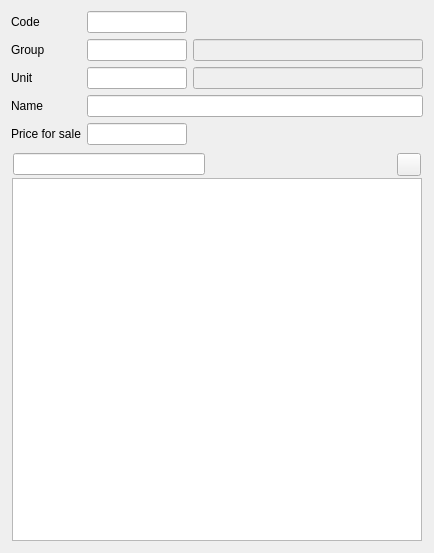
This is Editors/ce5goods.ui in End1-1/Cafe5 as Qt 5 draws it before an edit. The edited form follows.
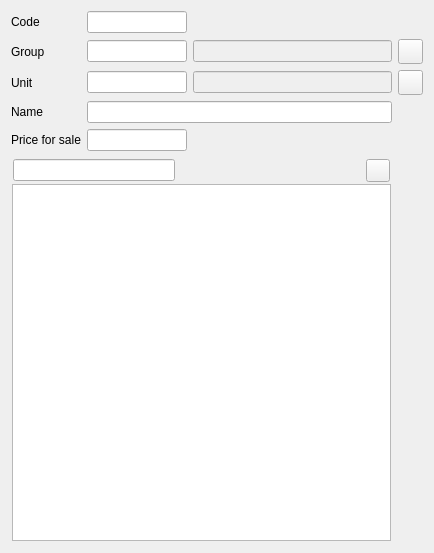
This is the edited form. Icons and pictures are not drawn. Custom widgets are drawn as their Qt base class.

The edit to the form file:
```diff
--- a/Editors/ce5goods.ui
+++ b/Editors/ce5goods.ui
@@ -14,6 +14,66 @@
    <string>Form</string>
   </property>
   <layout class="QGridLayout" name="gridLayout">
+   <item row="3" column="2">
+    <widget class="C5LineEditWithSelector" name="leUnitName">
+     <property name="enabled">
+      <bool>false</bool>
+     </property>
+     <property name="FieldRef" stdset="0">
+      <string>f_unitname</string>
+     </property>
+    </widget>
+   </item>
+   <item row="4" column="0">
+    <widget class="QLabel" name="label_4">
+     <property name="text">
+      <string>Name</string>
+     </property>
+    </widget>
+   </item>
+   <item row="5" column="0">
+    <widget class="QLabel" name="label_5">
+     <property name="text">
+      <string>Price for sale</string>
+     </property>
+    </widget>
+   </item>
+   <item row="4" column="1" colspan="2">
+    <widget class="C5LineEditWithSelector" name="lineEdit_4">
+     <property name="Field" stdset="0">
+      <string>f_name</string>
+     </property>
+     <property name="Type" stdset="0">
+      <string>0</string>
+     </property>
+     <property name="Check" stdset="0">
+      <string>empty=&quot;Name&quot;</string>
+     </property>
+    </widget>
+   </item>
+   <item row="1" column="0">
+    <widget class="QLabel" name="label_2">
+     <property name="text">
+      <string>Group</string>
+     </property>
+    </widget>
+   </item>
+   <item row="5" column="1">
+    <widget class="C5LineEditWithSelector" name="lineEdit_5">
+     <property name="maximumSize">
+      <size>
+       <width>100</width>
+       <height>16777215</height>
+      </size>
+     </property>
+     <property name="Field" stdset="0">
+      <string>f_saleprice</string>
+     </property>
+     <property name="Type" stdset="0">
+      <string>2</string>
+     </property>
+    </widget>
+   </item>
    <item row="0" column="0">
     <widget class="QLabel" name="label">
      <property name="text">
@@ -21,6 +81,32 @@
      </property>
     </widget>
    </item>
+   <item row="3" column="1">
+    <widget class="C5LineEditWithSelector" name="leUnit">
+     <property name="maximumSize">
+      <size>
+       <width>100</width>
+       <height>16777215</height>
+      </size>
+     </property>
+     <property name="Field" stdset="0">
+      <string>f_unit</string>
+     </property>
+     <property name="Type" stdset="0">
+      <string>1</string>
+     </property>
+    </widget>
+   </item>
+   <item row="1" column="2">
+    <widget class="C5LineEditWithSelector" name="leGroupName">
+     <property name="enabled">
+      <bool>false</bool>
+     </property>
+     <property name="FieldRef" stdset="0">
+      <string>f_groupname</string>
+     </property>
+    </widget>
+   </item>
    <item row="1" column="1">
     <widget class="C5LineEditWithSelector" name="leGroup">
      <property name="maximumSize">
@@ -40,39 +126,13 @@
      </property>
     </widget>
    </item>
-   <item row="2" column="0">
+   <item row="3" column="0">
     <widget class="QLabel" name="label_3">
      <property name="text">
       <string>Unit</string>
      </property>
     </widget>
    </item>
-   <item row="2" column="1">
-    <widget class="C5LineEditWithSelector" name="leUnit">
-     <property name="maximumSize">
-      <size>
-       <width>100</width>
-       <height>16777215</height>
-      </size>
-     </property>
-     <property name="Field" stdset="0">
-      <string>f_unit</string>
-     </property>
-     <property name="Type" stdset="0">
-      <string>1</string>
-     </property>
-    </widget>
-   </item>
-   <item row="1" column="2">
-    <widget class="C5LineEditWithSelector" name="leGroupName">
-     <property name="enabled">
-      <bool>false</bool>
-     </property>
-     <property name="FieldRef" stdset="0">
-      <string>f_groupname</string>
-     </property>
-    </widget>
-   </item>
    <item row="0" column="1">
     <widget class="C5LineEditWithSelector" name="leCode">
      <property name="maximumSize">
@@ -92,67 +152,7 @@
      </property>
     </widget>
    </item>
-   <item row="2" column="2">
-    <widget class="C5LineEditWithSelector" name="leUnitName">
-     <property name="enabled">
-      <bool>false</bool>
-     </property>
-     <property name="FieldRef" stdset="0">
-      <string>f_unitname</string>
-     </property>
-    </widget>
-   </item>
-   <item row="3" column="0">
-    <widget class="QLabel" name="label_4">
-     <property name="text">
-      <string>Name</string>
-     </property>
-    </widget>
-   </item>
-   <item row="3" column="1" colspan="2">
-    <widget class="C5LineEditWithSelector" name="lineEdit_4">
-     <property name="Field" stdset="0">
-      <string>f_name</string>
-     </property>
-     <property name="Type" stdset="0">
-      <string>0</string>
-     </property>
-     <property name="Check" stdset="0">
-      <string>empty=&quot;Name&quot;</string>
-     </property>
-    </widget>
-   </item>
-   <item row="4" column="0">
-    <widget class="QLabel" name="label_5">
-     <property name="text">
-      <string>Price for sale</string>
-     </property>
-    </widget>
-   </item>
-   <item row="4" column="1">
-    <widget class="C5LineEditWithSelector" name="lineEdit_5">
-     <property name="maximumSize">
-      <size>
-       <width>100</width>
-       <height>16777215</height>
-      </size>
-     </property>
-     <property name="Field" stdset="0">
-      <string>f_saleprice</string>
-     </property>
-     <property name="Type" stdset="0">
-      <string>2</string>
-     </property>
-    </widget>
-   </item>
-   <item row="1" column="0">
-    <widget class="QLabel" name="label_2">
-     <property name="text">
-      <string>Group</string>
-     </property>
-    </widget>
-   </item>
-   <item row="5" column="0" colspan="3">
+   <item row="6" column="0" colspan="3">
     <widget class="QWidget" name="widget" native="true">
      <layout class="QVBoxLayout" name="verticalLayout">
       <property name="spacing">
@@ -224,6 +224,52 @@
      </layout>
     </widget>
    </item>
+   <item row="1" column="3">
+    <widget class="QPushButton" name="btnNewGroup">
+     <property name="minimumSize">
+      <size>
+       <width>25</width>
+       <height>25</height>
+      </size>
+     </property>
+     <property name="maximumSize">
+      <size>
+       <width>25</width>
+       <height>25</height>
+      </size>
+     </property>
+     <property name="text">
+      <string/>
+     </property>
+     <property name="icon">
+      <iconset resource="../resources/res.qrc">
+       <normaloff>:/new.png</normaloff>:/new.png</iconset>
+     </property>
+    </widget>
+   </item>
+   <item row="3" column="3">
+    <widget class="QPushButton" name="btnNewUnit">
+     <property name="minimumSize">
+      <size>
+       <width>25</width>
+       <height>25</height>
+      </size>
+     </property>
+     <property name="maximumSize">
+      <size>
+       <width>25</width>
+       <height>25</height>
+      </size>
+     </property>
+     <property name="text">
+      <string/>
+     </property>
+     <property name="icon">
+      <iconset resource="../resources/res.qrc">
+       <normaloff>:/new.png</normaloff>:/new.png</iconset>
+     </property>
+    </widget>
+   </item>
   </layout>
  </widget>
  <customwidgets>
```
